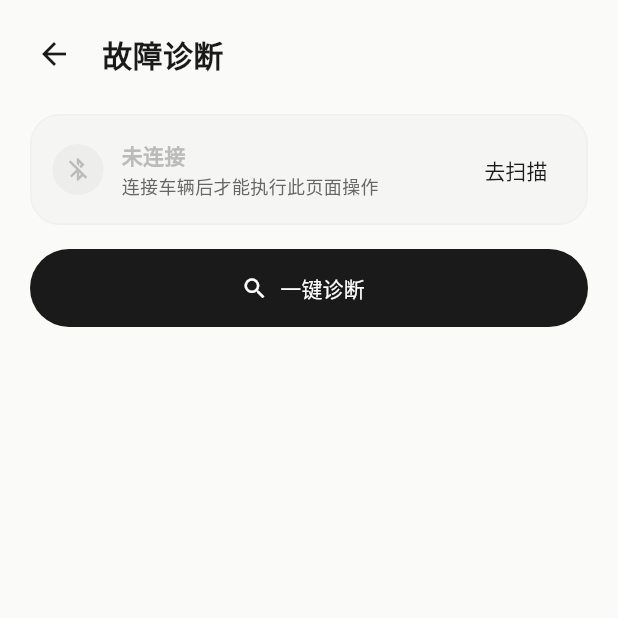
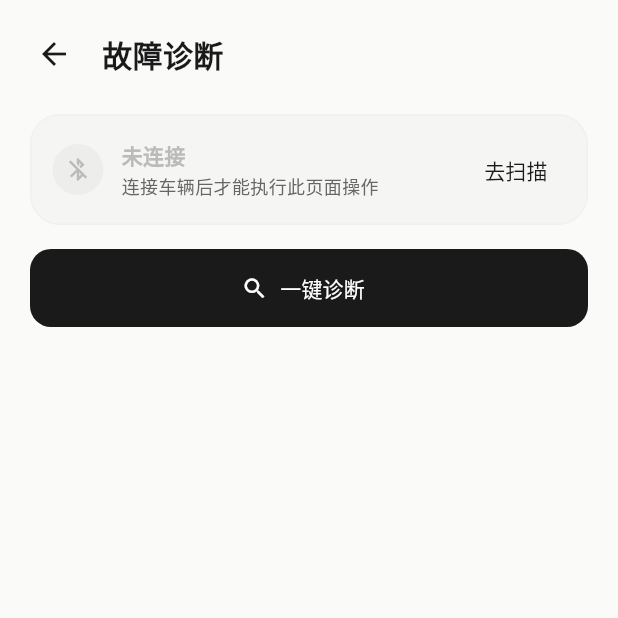
Before and after one commit to ch6vip/tailg-ble-app, a Flutter app: the screen it shows after launch, item 3 of the bottom bar chosen, scrolled down 838 dp, after a tap on "故障诊断", on a phone screen of 412 x 824 dp, the top half of it. Run offline on Flutter 3.47's test engine with Material 3 defaults, Android fonts, the phone set to English and light mode, and no system bars; our stand-ins replace flutter_blue_plus, flutter_map, flutter_secure_storage, geolocator, latlong2, permission_handler and 1 more; missing offline and left inert: encrypt.

Commit message:
fix(ui): 统一按钮形状为圆角矩形，去除 Material3 胶囊形不一致
- ThemeData 新增 Filled/Elevated/Outlined/Text 按钮全局主题，统一为 R14 圆角矩形
- 此前无按钮主题，Material3 默认渲染为全圆角胶囊（StadiumBorder），与全 App 卡片/控车按钮的圆角矩形风格冲突（登录/获取等按钮明显不一致）
- cloud_token_page 两处按钮去掉本地 R10 shape，改继承全局 R14 保持一致
- 纯视觉，不涉及逻辑

Co-Authored-By: 一敗紅尘 <ch6vip@gmail.com>

```diff
--- a/lib/main.dart
+++ b/lib/main.dart
@@ -61,6 +61,11 @@ void main() async {
   runApp(const TailgBleApp());
 }
 
+/// 全 App 统一的按钮圆角矩形形状（替代 Material3 默认胶囊形）。
+const _buttonShape = RoundedRectangleBorder(
+  borderRadius: BorderRadius.all(Radius.circular(AppRadii.md)),
+);
+
 class TailgBleApp extends StatefulWidget {
   const TailgBleApp({super.key});
 
@@ -102,6 +107,21 @@ class _TailgBleAppState extends State<TailgBleApp> {
         ).copyWith(primary: AppColors.primary, onPrimary: Colors.white),
         scaffoldBackgroundColor: AppColors.pageBg,
         useMaterial3: true,
+        // 统一所有 Material 按钮形状：Material3 默认是全圆角胶囊（StadiumBorder），
+        // 与全 App 的极简圆角矩形风格（卡片/控车按钮 R12-16）不一致。这里把
+        // Filled/Elevated/Outlined/Text 按钮统一为 R14 圆角矩形。
+        filledButtonTheme: FilledButtonThemeData(
+          style: FilledButton.styleFrom(shape: _buttonShape),
+        ),
+        elevatedButtonTheme: ElevatedButtonThemeData(
+          style: ElevatedButton.styleFrom(shape: _buttonShape),
+        ),
+        outlinedButtonTheme: OutlinedButtonThemeData(
+          style: OutlinedButton.styleFrom(shape: _buttonShape),
+        ),
+        textButtonTheme: TextButtonThemeData(
+          style: TextButton.styleFrom(shape: _buttonShape),
+        ),
       ),
       // The app is intentionally light-only: every page is built on the fixed
       // light palette in AppColors. Pin themeMode to light so framework
--- a/lib/pages/cloud_token_page.dart
+++ b/lib/pages/cloud_token_page.dart
@@ -185,9 +185,6 @@ class _CloudTokenPageState extends State<CloudTokenPage> {
                             style: OutlinedButton.styleFrom(
                               foregroundColor: AppColors.primary,
                               side: const BorderSide(color: AppColors.primary),
-                              shape: RoundedRectangleBorder(
-                                borderRadius: BorderRadius.circular(10),
-                              ),
                             ),
                             child: const Text('使用当前'),
                           ),
@@ -198,9 +195,6 @@ class _CloudTokenPageState extends State<CloudTokenPage> {
                           onPressed: _saveToken,
                           style: FilledButton.styleFrom(
                             backgroundColor: AppColors.primary,
-                            shape: RoundedRectangleBorder(
-                              borderRadius: BorderRadius.circular(10),
-                            ),
                           ),
                           child: const Text('保存'),
                         ),
```
